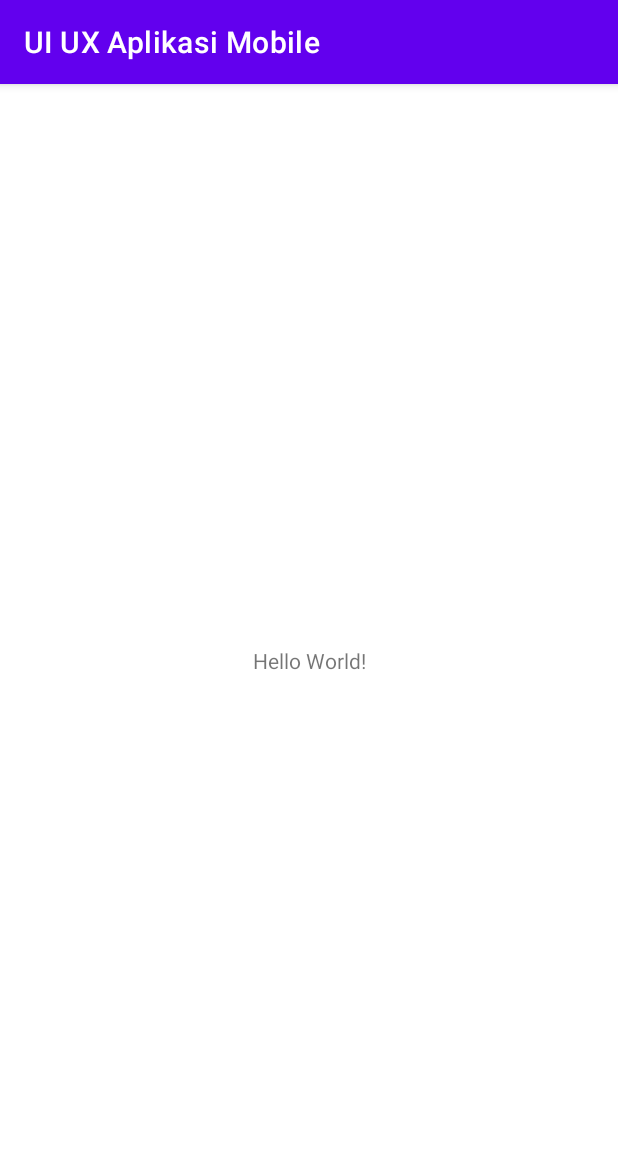
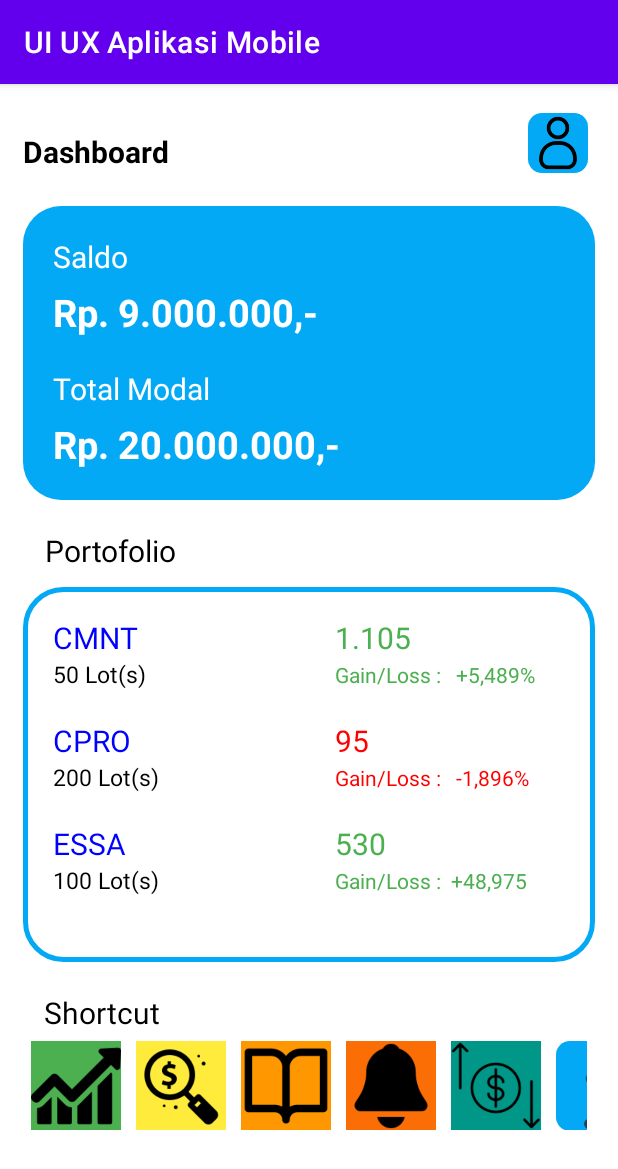
Before and after one commit to EruAPP/UI_UX_AplikasiMobile, an Android app: the screen it shows after launch (MainActivity before the commit, DashboardActivity after it), on a phone screen of 412 x 824 dp. Shown: the top 1169 px of the screen. Run offline under Robolectric (Android 15) with nearby library versions, the phone set to English and light mode, and no system bars.

Commit message:
Adrian Perdana Putra 1911500001 DashboardActivity

```diff
--- a/app/src/main/AndroidManifest.xml
+++ b/app/src/main/AndroidManifest.xml
@@ -10,7 +10,7 @@
         android:supportsRtl="true"
         android:theme="@style/Theme.UIUXAplikasiMobile">
         <activity
-            android:name=".MainActivity"
+            android:name=".DashboardActivity"
             android:exported="true">
             <intent-filter>
                 <action android:name="android.intent.action.MAIN" />
--- /dev/null
+++ b/app/src/main/java/com/dpm/uiuxaplikasimobile/DashboardActivity.java
@@ -0,0 +1,14 @@
+package com.dpm.uiuxaplikasimobile;
+
+import androidx.appcompat.app.AppCompatActivity;
+
+import android.os.Bundle;
+
+public class DashboardActivity extends AppCompatActivity {
+
+    @Override
+    protected void onCreate(Bundle savedInstanceState) {
+        super.onCreate(savedInstanceState);
+        setContentView(R.layout.dashboard_activity);
+    }
+}
--- /dev/null
+++ b/app/src/main/res/drawable/rectangle_icon.xml
@@ -0,0 +1,6 @@
+<?xml version="1.0" encoding="utf-8"?>
+<shape xmlns:android="http://schemas.android.com/apk/res/android">
+    <solid android:color="@color/biru"/>
+    <size android:height="60dp" android:width="60dp"/>
+    <corners android:radius="9dp"/>
+</shape>
--- /dev/null
+++ b/app/src/main/res/drawable/rectangle_main.xml
@@ -0,0 +1,6 @@
+<?xml version="1.0" encoding="utf-8"?>
+<shape xmlns:android="http://schemas.android.com/apk/res/android">
+    <solid android:color="@color/biru"/>
+    <size android:height="150dp" android:width="300dp"/>
+    <corners android:radius="25dp"/>
+</shape>
--- /dev/null
+++ b/app/src/main/res/drawable/rectangle_portofolio.xml
@@ -0,0 +1,7 @@
+<?xml version="1.0" encoding="utf-8"?>
+<shape xmlns:android="http://schemas.android.com/apk/res/android">
+    <solid android:color="@color/white"/>
+    <size android:height="250dp" android:width="300dp"/>
+    <corners android:radius="25dp"/>
+    <stroke android:color="@color/biru" android:width="3dp"/>
+</shape>
--- /dev/null
+++ b/app/src/main/res/drawable/rectangle_short.xml
@@ -0,0 +1,5 @@
+<?xml version="1.0" encoding="utf-8"?>
+<shape xmlns:android="http://schemas.android.com/apk/res/android">
+    <solid android:color="@color/white"/>
+    <size android:height="100dp" android:width="300dp"/>
+</shape>
--- /dev/null
+++ b/app/src/main/res/layout/dashboard_activity.xml
@@ -0,0 +1,496 @@
+<?xml version="1.0" encoding="utf-8"?>
+<androidx.constraintlayout.widget.ConstraintLayout xmlns:android="http://schemas.android.com/apk/res/android"
+    xmlns:app="http://schemas.android.com/apk/res-auto"
+    xmlns:tools="http://schemas.android.com/tools"
+    android:layout_width="match_parent"
+    android:layout_height="match_parent"
+    android:padding="15dp"
+    tools:context=".DashboardActivity">
+
+    <TextView
+        android:id="@+id/textView"
+        android:layout_width="wrap_content"
+        android:layout_height="wrap_content"
+        android:layout_marginTop="16dp"
+        android:text="Dashboard"
+        android:textColor="#000000"
+        android:textSize="20dp"
+        android:textStyle="bold"
+        app:layout_constraintEnd_toEndOf="parent"
+        app:layout_constraintHorizontal_bias="0.0"
+        app:layout_constraintStart_toStartOf="parent"
+        app:layout_constraintTop_toTopOf="parent" />
+
+    <LinearLayout
+        android:id="@+id/linearLayout"
+        android:layout_width="match_parent"
+        android:layout_height="wrap_content"
+        android:background="@drawable/rectangle_main"
+        android:orientation="vertical"
+        android:padding="20dp"
+        app:layout_constraintBottom_toBottomOf="parent"
+        app:layout_constraintEnd_toEndOf="parent"
+        app:layout_constraintHorizontal_bias="0.551"
+        app:layout_constraintStart_toStartOf="parent"
+        app:layout_constraintTop_toTopOf="parent"
+        app:layout_constraintVertical_bias="0.122">
+
+        <TextView
+            android:id="@+id/textView2"
+            android:layout_width="match_parent"
+            android:layout_height="wrap_content"
+            android:text="Saldo"
+            android:textColor="#FFFFFF"
+            android:textSize="20dp" />
+
+        <TextView
+            android:id="@+id/textView3"
+            android:layout_width="match_parent"
+            android:layout_height="wrap_content"
+            android:layout_marginTop="6dp"
+            android:text="Rp. 9.000.000,-"
+            android:textColor="#FFFFFF"
+            android:textSize="25dp"
+            android:textStyle="bold" />
+
+        <TextView
+            android:id="@+id/textView4"
+            android:layout_width="match_parent"
+            android:layout_height="wrap_content"
+            android:layout_marginTop="20dp"
+            android:text="Total Modal"
+            android:textColor="#FFFFFF"
+            android:textSize="20dp" />
+
+        <TextView
+            android:id="@+id/textView5"
+            android:layout_width="match_parent"
+            android:layout_height="wrap_content"
+            android:layout_marginTop="6dp"
+            android:text="Rp. 20.000.000,-"
+            android:textColor="#FFFFFF"
+            android:textSize="25dp"
+            android:textStyle="bold" />
+    </LinearLayout>
+
+    <TextView
+        android:id="@+id/textView6"
+        android:layout_width="wrap_content"
+        android:layout_height="wrap_content"
+        android:layout_marginTop="20dp"
+        android:text="Portofolio"
+        android:textColor="#000000"
+        android:textSize="20dp"
+        app:layout_constraintEnd_toEndOf="parent"
+        app:layout_constraintHorizontal_bias="0.05"
+        app:layout_constraintStart_toStartOf="parent"
+        app:layout_constraintTop_toBottomOf="@+id/linearLayout" />
+
+    <LinearLayout
+        android:id="@+id/linearLayout2"
+        android:layout_width="match_parent"
+        android:layout_height="250dp"
+        android:background="@drawable/rectangle_portofolio"
+        android:orientation="vertical"
+        android:padding="20dp"
+        app:layout_constraintBottom_toBottomOf="parent"
+        app:layout_constraintEnd_toEndOf="parent"
+        app:layout_constraintHorizontal_bias="0.068"
+        app:layout_constraintStart_toStartOf="parent"
+        app:layout_constraintTop_toBottomOf="@+id/textView6"
+        app:layout_constraintVertical_bias="0.06">
+
+        <ScrollView
+            android:layout_width="match_parent"
+            android:layout_height="match_parent">
+
+            <LinearLayout
+                android:layout_width="match_parent"
+                android:layout_height="wrap_content"
+                android:orientation="vertical">
+
+                <LinearLayout
+                    android:layout_width="match_parent"
+                    android:layout_height="wrap_content"
+                    android:orientation="horizontal">
+
+                    <TextView
+                        android:id="@+id/textView7"
+                        android:layout_width="188dp"
+                        android:layout_height="wrap_content"
+                        android:text="CMNT"
+                        android:textColor="#0000FF"
+                        android:textSize="20dp" />
+
+                    <TextView
+                        android:id="@+id/textView10"
+                        android:layout_width="wrap_content"
+                        android:layout_height="wrap_content"
+                        android:layout_weight="1"
+                        android:text="1.105"
+                        android:textColor="#4CAF50"
+                        android:textSize="20dp" />
+
+                </LinearLayout>
+
+                <LinearLayout
+                    android:layout_width="match_parent"
+                    android:layout_height="match_parent"
+                    android:orientation="horizontal">
+
+                    <TextView
+                        android:id="@+id/textView8"
+                        android:layout_width="188dp"
+                        android:layout_height="wrap_content"
+                        android:text="50 Lot(s)"
+                        android:textColor="#000000"
+                        android:textSize="15dp" />
+
+                    <TextView
+                        android:id="@+id/textView11"
+                        android:layout_width="wrap_content"
+                        android:layout_height="wrap_content"
+                        android:layout_weight="1"
+                        android:text="Gain/Loss :   +5,489%"
+                        android:textColor="#4CAF50" />
+
+                </LinearLayout>
+
+                <LinearLayout
+                    android:layout_width="match_parent"
+                    android:layout_height="match_parent"
+                    android:layout_marginTop="20dp"
+                    android:orientation="horizontal">
+
+                    <TextView
+                        android:id="@+id/textView12"
+                        android:layout_width="188dp"
+                        android:layout_height="wrap_content"
+                        android:text="CPRO"
+                        android:textColor="#0000FF"
+                        android:textSize="20dp" />
+
+                    <TextView
+                        android:id="@+id/textView13"
+                        android:layout_width="wrap_content"
+                        android:layout_height="wrap_content"
+                        android:layout_weight="1"
+                        android:text="95"
+                        android:textColor="#FF0000"
+                        android:textSize="20dp" />
+
+                </LinearLayout>
+
+                <LinearLayout
+                    android:layout_width="match_parent"
+                    android:layout_height="match_parent"
+                    android:orientation="horizontal">
+
+                    <TextView
+                        android:id="@+id/textView14"
+                        android:layout_width="188dp"
+                        android:layout_height="wrap_content"
+                        android:text="200 Lot(s)"
+                        android:textColor="#000000"
+                        android:textSize="15dp" />
+
+                    <TextView
+                        android:id="@+id/textView15"
+                        android:layout_width="wrap_content"
+                        android:layout_height="wrap_content"
+                        android:layout_weight="1"
+                        android:text="Gain/Loss :   -1,896%"
+                        android:textColor="#FF0000" />
+
+                </LinearLayout>
+
+                <LinearLayout
+                    android:layout_width="match_parent"
+                    android:layout_height="match_parent"
+                    android:layout_marginTop="20dp"
+                    android:orientation="horizontal">
+
+                    <TextView
+                        android:id="@+id/textView16"
+                        android:layout_width="188dp"
+                        android:layout_height="wrap_content"
+                        android:text="ESSA"
+                        android:textColor="#0000FF"
+                        android:textSize="20dp" />
+
+                    <TextView
+                        android:id="@+id/textView17"
+                        android:layout_width="wrap_content"
+                        android:layout_height="wrap_content"
+                        android:layout_weight="1"
+                        android:text="530"
+                        android:textColor="#4CAF50"
+                        android:textSize="20dp" />
+
+                </LinearLayout>
+
+                <LinearLayout
+                    android:layout_width="match_parent"
+                    android:layout_height="match_parent"
+                    android:orientation="horizontal">
+
+                    <TextView
+                        android:id="@+id/textView19"
+                        android:layout_width="188dp"
+                        android:layout_height="wrap_content"
+                        android:text="100 Lot(s)"
+                        android:textColor="#000000"
+                        android:textSize="15dp" />
+
+                    <TextView
+                        android:id="@+id/textView20"
+                        android:layout_width="wrap_content"
+                        android:layout_height="wrap_content"
+                        android:layout_weight="1"
+                        android:text="Gain/Loss :  +48,975"
+                        android:textColor="#4CAF50" />
+
+                </LinearLayout>
+
+                <LinearLayout
+                    android:layout_width="match_parent"
+                    android:layout_height="match_parent"
+                    android:layout_marginTop="20dp"
+                    android:orientation="horizontal">
+
+                    <TextView
+                        android:id="@+id/textView21"
+                        android:layout_width="188dp"
+                        android:layout_height="wrap_content"
+                        android:text="BCIC"
+                        android:textColor="#0000FF"
+                        android:textSize="20dp" />
+
+                    <TextView
+                        android:id="@+id/textView22"
+                        android:layout_width="wrap_content"
+                        android:layout_height="wrap_content"
+                        android:layout_weight="1"
+                        android:text="206"
+                        android:textColor="#FF0000"
+                        android:textSize="20dp" />
+
+                </LinearLayout>
+
+                <LinearLayout
+                    android:layout_width="match_parent"
+                    android:layout_height="match_parent"
+                    android:orientation="horizontal">
+
+                    <TextView
+                        android:id="@+id/textView23"
+                        android:layout_width="188dp"
+                        android:layout_height="wrap_content"
+                        android:text="500 Lot(s)"
+                        android:textColor="#000000"
+                        android:textSize="15dp" />
+
+                    <TextView
+                        android:id="@+id/textView24"
+                        android:layout_width="wrap_content"
+                        android:layout_height="wrap_content"
+                        android:layout_weight="1"
+                        android:text="Gain/Loss :   -0,966%"
+                        android:textColor="#FF0000" />
+
+                </LinearLayout>
+
+                <LinearLayout
+                    android:layout_width="match_parent"
+                    android:layout_height="match_parent"
+                    android:layout_marginTop="20dp"
+                    android:orientation="horizontal">
+
+                    <TextView
+                        android:id="@+id/textView25"
+                        android:layout_width="188dp"
+                        android:layout_height="wrap_content"
+                        android:text="BCIP"
+                        android:textColor="#0000FF"
+                        android:textSize="20dp" />
+
+                    <TextView
+                        android:id="@+id/textView26"
+                        android:layout_width="wrap_content"
+                        android:layout_height="wrap_content"
+                        android:layout_weight="1"
+                        android:text="92"
+                        android:textColor="#4CAF50"
+                        android:textSize="20dp" />
+
+                </LinearLayout>
+
+                <LinearLayout
+                    android:layout_width="match_parent"
+                    android:layout_height="match_parent"
+                    android:orientation="horizontal">
+
+                    <TextView
+                        android:id="@+id/textView30"
+                        android:layout_width="188dp"
+                        android:layout_height="wrap_content"
+                        android:text="923 Lot(s)"
+                        android:textColor="#000000"
+                        android:textSize="15dp" />
+
+                    <TextView
+                        android:id="@+id/textView31"
+                        android:layout_width="wrap_content"
+                        android:layout_height="wrap_content"
+                        android:layout_weight="1"
+                        android:text="Gain/Loss :   +5,957%"
+                        android:textColor="#4CAF50" />
+
+                </LinearLayout>
+
+            </LinearLayout>
+        </ScrollView>
+
+    </LinearLayout>
+
+    <TextView
+        android:id="@+id/textView18"
+        android:layout_width="wrap_content"
+        android:layout_height="wrap_content"
+        android:layout_marginTop="20dp"
+        android:text="Shortcut"
+        android:textColor="#000000"
+        android:textSize="20dp"
+        app:layout_constraintEnd_toEndOf="parent"
+        app:layout_constraintHorizontal_bias="0.047"
+        app:layout_constraintStart_toStartOf="parent"
+        app:layout_constraintTop_toBottomOf="@+id/linearLayout2" />
+
+    <LinearLayout
+        android:layout_width="match_parent"
+        android:layout_height="70dp"
+        android:orientation="horizontal"
+        app:layout_constraintBottom_toBottomOf="parent"
+        app:layout_constraintEnd_toEndOf="parent"
+        app:layout_constraintHorizontal_bias="0.551"
+        app:layout_constraintStart_toStartOf="parent"
+        app:layout_constraintTop_toBottomOf="@+id/textView18"
+        app:layout_constraintVertical_bias="0.0">
+
+        <HorizontalScrollView
+            android:layout_width="match_parent"
+            android:layout_height="match_parent"
+            android:padding="5dp"
+            tools:ignore="SpeakableTextPresentCheck">
+
+            <LinearLayout
+                android:layout_width="wrap_content"
+                android:layout_height="match_parent"
+                android:orientation="horizontal">
+
+                <ImageView
+                    android:id="@+id/imageView"
+                    android:layout_width="60dp"
+                    android:layout_height="60dp"
+                    android:layout_weight="1"
+                    android:background="#4CAF50"
+                    app:srcCompat="@drawable/chart" />
+
+                <ImageView
+                    android:id="@+id/imageView2"
+                    android:layout_width="60dp"
+                    android:layout_height="60dp"
+                    android:layout_marginStart="10dp"
+                    android:layout_marginLeft="10dp"
+                    android:layout_weight="1"
+                    android:background="#FFEB3B"
+                    app:srcCompat="@drawable/infor" />
+
+                <ImageView
+                    android:id="@+id/imageView3"
+                    android:layout_width="60dp"
+                    android:layout_height="60dp"
+                    android:layout_marginStart="10dp"
+                    android:layout_marginLeft="10dp"
+                    android:layout_weight="1"
+                    android:background="#FF9800"
+                    app:srcCompat="@drawable/order" />
+
+                <ImageView
+                    android:id="@+id/imageView4"
+                    android:layout_width="60dp"
+                    android:layout_height="60dp"
+                    android:layout_marginStart="10dp"
+                    android:layout_marginLeft="10dp"
+                    android:layout_weight="1"
+                    android:background="#FA6E05"
+                    app:srcCompat="@drawable/alarm" />
+
+                <ImageView
+                    android:id="@+id/imageView5"
+                    android:layout_width="60dp"
+                    android:layout_height="60dp"
+                    android:layout_marginStart="10dp"
+                    android:layout_marginLeft="10dp"
+                    android:layout_weight="1"
+                    android:background="#009688"
+                    app:srcCompat="@drawable/change" />
+
+                <ImageView
+                    android:id="@+id/imageView6"
+                    android:layout_width="60dp"
+                    android:layout_height="60dp"
+                    android:layout_marginStart="10dp"
+                    android:layout_marginLeft="10dp"
+                    android:layout_weight="1"
+                    android:background="@drawable/rectangle_icon"
+                    app:srcCompat="@drawable/help" />
+
+                <ImageView
+                    android:id="@+id/imageView7"
+                    android:layout_width="60dp"
+                    android:layout_height="60dp"
+                    android:layout_marginStart="10dp"
+                    android:layout_marginLeft="10dp"
+                    android:layout_weight="1"
+                    android:background="#FF0000"
+                    app:srcCompat="@drawable/list" />
+
+                <ImageView
+                    android:id="@+id/imageView8"
+                    android:layout_width="60dp"
+                    android:layout_height="60dp"
+                    android:layout_marginStart="10dp"
+                    android:layout_marginLeft="10dp"
+                    android:layout_weight="1"
+                    android:background="#CCFF90"
+                    app:srcCompat="@drawable/global" />
+
+                <ImageView
+                    android:id="@+id/imageView9"
+                    android:layout_width="60dp"
+                    android:layout_height="60dp"
+                    android:layout_marginStart="10dp"
+                    android:layout_marginLeft="10dp"
+                    android:layout_weight="1"
+                    android:background="#FF9E80"
+                    app:srcCompat="@drawable/run" />
+            </LinearLayout>
+        </HorizontalScrollView>
+    </LinearLayout>
+
+    <ImageView
+        android:id="@+id/imageView10"
+        android:layout_width="40dp"
+        android:layout_height="40dp"
+        android:layout_marginTop="4dp"
+        android:background="@drawable/rectangle_icon"
+        app:layout_constraintBottom_toTopOf="@+id/linearLayout"
+        app:layout_constraintEnd_toEndOf="parent"
+        app:layout_constraintHorizontal_bias="0.98"
+        app:layout_constraintStart_toEndOf="@+id/textView"
+        app:layout_constraintTop_toTopOf="parent"
+        app:layout_constraintVertical_bias="0.0"
+        app:srcCompat="@drawable/akun" />
+
+</androidx.constraintlayout.widget.ConstraintLayout>
--- a/app/src/main/res/values/colors.xml
+++ b/app/src/main/res/values/colors.xml
@@ -7,4 +7,5 @@
     <color name="teal_700">#FF018786</color>
     <color name="black">#FF000000</color>
     <color name="white">#FFFFFFFF</color>
+    <color name="biru">#03A9F4</color>
 </resources>
```
Also changed, not shown: app/src/main/res/drawable/akun.png (added), app/src/main/res/drawable/alarm.png (added), app/src/main/res/drawable/change.png (added), app/src/main/res/drawable/chart.png (added), app/src/main/res/drawable/global.png (added), app/src/main/res/drawable/help.png (added), app/src/main/res/drawable/infor.png (added), app/src/main/res/drawable/list.png (added), app/src/main/res/drawable/order.png (added), app/src/main/res/drawable/run.png (added).
